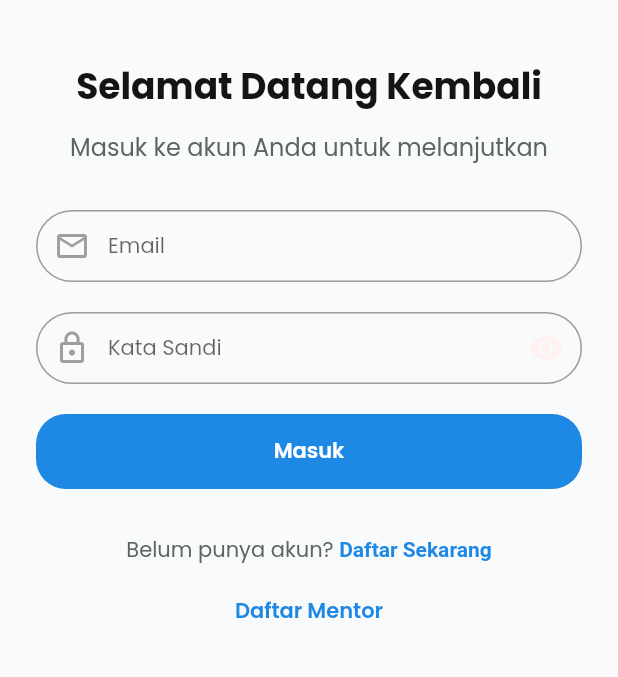
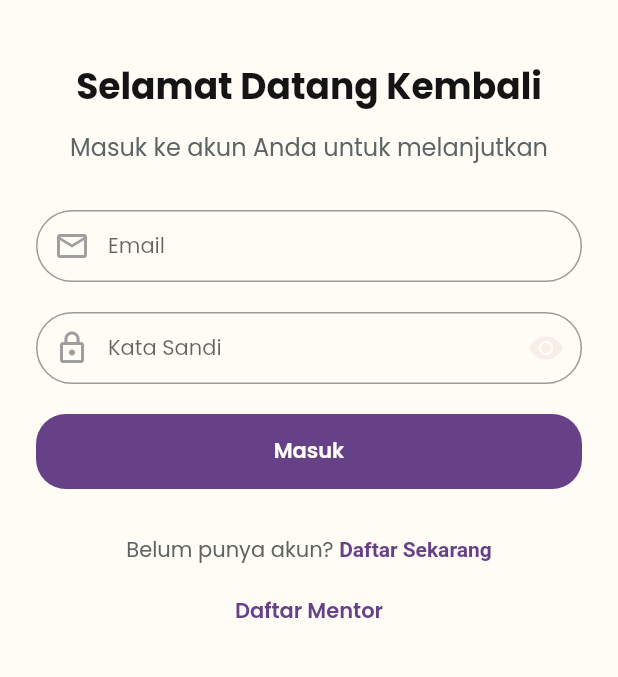
Before and after one commit to YueLearningCode/cermatify, a Flutter app: the screen it shows after launch, after a tap on "Masuk", on a phone screen of 412 x 824 dp, the part 285-962 px from its top. Run offline on Flutter 3.47's test engine with Material 3 defaults, Android fonts, the phone set to English and light mode, and no system bars; our stand-ins replace cloud_firestore, dio, firebase_auth, firebase_core, flutter_secure_storage, flutter_svg and 6 more; missing offline and left inert: cloudinary; accounts and stored records are empty; network calls fail.

Commit message:
Apply purple beige color palette

```diff
--- a/lib/app/data/theme/app_colors.dart
+++ b/lib/app/data/theme/app_colors.dart
@@ -3,34 +3,34 @@
 /// [AppColors] adalah kelas yang menyediakan berbagai warna custom
 class AppColors {
   AppColors._();
-  static const Color primaryColor = Color(0xFF1E88E5);
-  static const Color lightPrimaryColor = Color(0xFF64B5F6);
-  static const Color darkPrimaryColor = Color(0xFF1565C0);
-  static const Color secondaryColor = Color(0xFFFFF2F0);
+  static const Color primaryColor = Color(0xFF674188);
+  static const Color lightPrimaryColor = Color(0xFFC3ACD0);
+  static const Color darkPrimaryColor = Color(0xFF4B2F64);
+  static const Color secondaryColor = Color(0xFFF7EFE5);
   static const Color tertiaryColor = Color(0xFF9E9BC7);
-  static const Color thirdColor = Color(0xFFEFF7EE);
-  static const Color fourthColor = Color(0xFFFFF2F0);
-  static const Color bgColor = Color(0xFFF9FAFB);
-  static const Color blueColor = Color(0xFF007FFD);
+  static const Color thirdColor = Color(0xFFFFFBF5);
+  static const Color fourthColor = Color(0xFFF7EFE5);
+  static const Color bgColor = Color(0xFFFFFBF5);
+  static const Color blueColor = Color(0xFF674188);
   static const Color redColor = Color(0xFFF74849);
   static const Color blackColor = Color(0xFF000000);
-  static const Color whiteColor = Color(0xFFFFFFFF);
-  static const Color whiteSecColor = Color(0xfffbfbfa);
+  static const Color whiteColor = Color(0xFFFFFBF5);
+  static const Color whiteSecColor = Color(0xFFF7EFE5);
   static const Color orangeColor = Color(0xffE5625C);
   static const Color orange2Color = Color(0xffD26003);
-  static const Color lightGreyColor = Color(0xFFFBFBFB);
-  static const Color placeholderColor = Color(0xFFD6D6D6);
-  static const Color secondaryButtonColor = Color(0xFFEEEEF3);
-  static const Color borderColor = Color(0xFFDDE5E5);
-  static const Color disabledColor = Color(0xFFF0F0F0);
+  static const Color lightGreyColor = Color(0xFFFFFBF5);
+  static const Color placeholderColor = Color(0xFFC3ACD0);
+  static const Color secondaryButtonColor = Color(0xFFF7EFE5);
+  static const Color borderColor = Color(0xFFE4D7EC);
+  static const Color disabledColor = Color(0xFFF7EFE5);
   static const Color yellowColor = Color(0xFFFFB13D);
   static const Color dividerColor = Color(0xFFDDE6E5);
   static const Color blueFacebookColor = Color(0xFF1977F3);
   static const Color trendingBackgroundColor = Color(0xFF4EA8A0);
   static const Color greyTextSecondaryColor = Color(0xFF5D6463);
   static const Color greyInactiveColor = Color(0xFFD9DBE9);
-  static const Color checkoutButtonColor = Color(0xFFEBF3FF);
-  static const Color greyFiledTextFieldColor = Color(0xffF4F6F9);
+  static const Color checkoutButtonColor = Color(0xFFF7EFE5);
+  static const Color greyFiledTextFieldColor = Color(0xFFF7EFE5);
   static const Color yellow2Color = Color(0xffFBAA19);
   static const Color greenColor = Color(0xff3AB737);
   static const Color grey2Color = Color(0xffB3B3B3);
--- a/lib/main.dart
+++ b/lib/main.dart
@@ -3,6 +3,7 @@
 import 'package:flutter/material.dart';
 import 'package:get/get.dart';
 import 'package:intl/date_symbol_data_local.dart';
+import 'app/data/theme/app_colors.dart';
 import 'app/routes/app_pages.dart';
 
 void main() async {
@@ -16,7 +17,34 @@
     GetMaterialApp(
       debugShowCheckedModeBanner: false,
       title: "Cermatify",
-      theme: ThemeData(fontFamily: 'Poppins', useMaterial3: false),
+      theme: ThemeData(
+        fontFamily: 'Poppins',
+        useMaterial3: false,
+        primaryColor: AppColors.primary,
+        scaffoldBackgroundColor: AppColors.background,
+        colorScheme: const ColorScheme.light(
+          primary: AppColors.primary,
+          secondary: AppColors.primaryLight,
+          surface: AppColors.surface,
+          error: AppColors.error,
+        ),
+        progressIndicatorTheme: const ProgressIndicatorThemeData(
+          color: AppColors.primary,
+        ),
+        checkboxTheme: CheckboxThemeData(
+          fillColor: WidgetStateProperty.resolveWith((states) {
+            return states.contains(WidgetState.selected)
+                ? AppColors.primary
+                : AppColors.surface;
+          }),
+          checkColor: WidgetStateProperty.all(AppColors.surface),
+        ),
+        inputDecorationTheme: const InputDecorationTheme(
+          focusedBorder: OutlineInputBorder(
+            borderSide: BorderSide(color: AppColors.primary),
+          ),
+        ),
+      ),
       initialRoute: AppPages.INITIAL,
       getPages: AppPages.routes,
     ),
```
